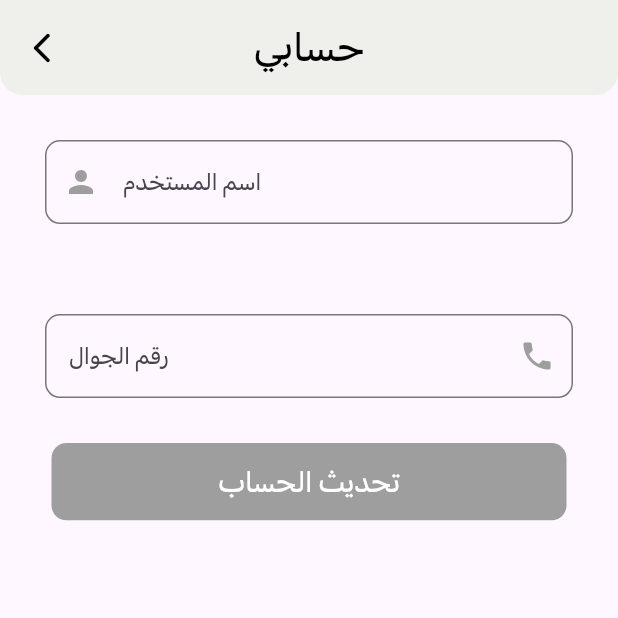
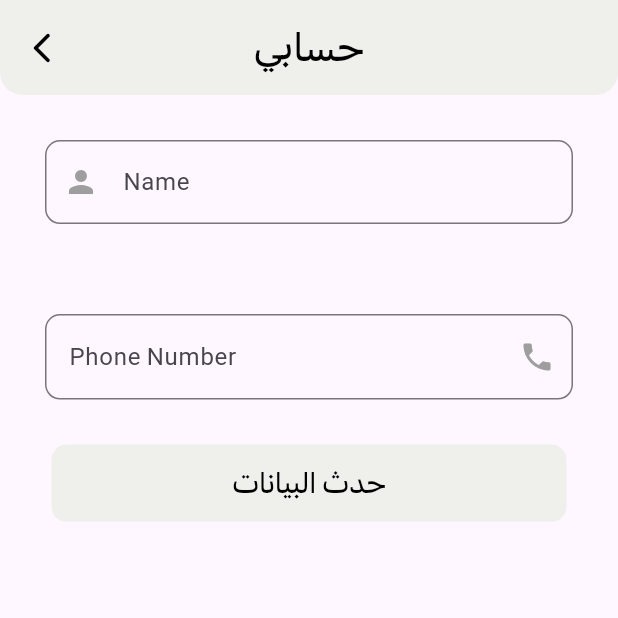
Before and after one commit to Raff22/final_bootcamp, a Flutter app: the MyAccountScreen screen opened directly, on a phone screen of 412 x 824 dp, the top half of it. Run offline on Flutter 3.47's test engine with Material 3 defaults, Android fonts, the phone set to English and light mode, and no system bars; our stand-ins replace bloc, cached_network_image, carousel_slider, easy_localization, flutter_bloc, flutter_dotenv and 8 more; missing offline and left inert: timer_button; accounts and stored records are empty.

Commit message:
tomerge part 6666

```diff
--- a/fazzah_user/lib/views/booking_views/order_details_view.dart
+++ b/fazzah_user/lib/views/booking_views/order_details_view.dart
@@ -17,11 +17,7 @@ import 'package:fazzah_user/views/booking_views/booking_widgets/contact_widget.d
 import 'package:fazzah_user/views/booking_views/booking_widgets/payment_method.dart';
 import 'package:fazzah_user/views/booking_views/booking_widgets/rating_bottom_sheet.dart';
 import 'package:fazzah_user/views/booking_views/booking_widgets/status_container.dart';
-<<<<<<< HEAD
-import 'package:fazzah_user/views/booking_views/tracking_view.dart';
 import 'package:fazzah_user/views/chat_views/chat_widgets/user_chat_screem.dart';
-=======
->>>>>>> main
 import 'package:fazzah_user/views/user_main_views/nav_bar.dart';
 import 'package:flutter/material.dart';
 import 'package:flutter_bloc/flutter_bloc.dart';
--- a/fazzah_user/lib/views/user_main_views/more_screen.dart
+++ b/fazzah_user/lib/views/user_main_views/more_screen.dart
@@ -42,7 +42,10 @@ class MoreScreen extends StatelessWidget {
                   iconeImage: 'assets/images/1.png',
                   textScreenName: 'حسابي',
                   onPressd: () {
-                    context.pushScreen(screen: const MyAccountScreen());
+                    context.pushScreen(
+                        screen: MyAccountScreen(
+                      user: user,
+                    ));
                   },
                   iconWidget: const Icon(Icons.arrow_forward_ios_rounded),
                 ),
--- a/fazzah_user/lib/views/user_main_views/more_screens/costum/pay_custon.dart
+++ b/fazzah_user/lib/views/user_main_views/more_screens/costum/pay_custon.dart
@@ -60,12 +60,12 @@ class PaymentCard extends StatelessWidget {
                           child: ClipRRect(
                               borderRadius: BorderRadius.circular(16),
                               child: (paymentinfo.name == "ApplePay")
-                                  ? Image.asset('assets/images/apple_pay.jpg',
+                                  ? Image.asset('assets/images/apple_pay.png',
                                       fit: BoxFit.cover)
                                   : (paymentinfo.name == "Visa" ||
                                           paymentinfo.name == "visa")
                                       ? Image.asset(
-                                          'assets/images/visalogo.jpg',
+                                          'assets/images/visalogo.png',
                                           fit: BoxFit.fill)
                                       : Image.asset(
                                           'assets/images/paypallogo.png',
--- a/fazzah_user/lib/views/user_main_views/more_screens/my_account.dart
+++ b/fazzah_user/lib/views/user_main_views/more_screens/my_account.dart
@@ -1,10 +1,64 @@
+import 'package:fazzah_user/models/user_model.dart';
 import 'package:fazzah_user/utils/extentions/navigaton_extentions.dart';
+import 'package:fazzah_user/utils/extentions/size_extentions.dart';
 import 'package:fazzah_user/utils/helpers/appbar_creator.dart';
-import 'package:fazzah_user/views/user_main_views/coustom_wedgets/user_wedgets.dart';
+import 'package:fazzah_user/views/user_main_views/more_screens/pay_ways.dart';
 import 'package:flutter/material.dart';
 
-class MyAccountScreen extends StatelessWidget {
-  const MyAccountScreen({super.key});
+class MyAccountScreen extends StatefulWidget {
+  const MyAccountScreen({super.key, this.user});
+  final UserModel? user;
+
+  @override
+  _MyAccountScreenState createState() => _MyAccountScreenState();
+}
+
+class _MyAccountScreenState extends State<MyAccountScreen> {
+  late TextEditingController _nameController;
+  late TextEditingController _phoneController;
+
+  @override
+  void initState() {
+    super.initState();
+    _nameController = TextEditingController(text: widget.user?.name);
+    _phoneController = TextEditingController(text: widget.user?.phoneNumber);
+  }
+
+  @override
+  void dispose() {
+    _nameController.dispose();
+    _phoneController.dispose();
+    super.dispose();
+  }
+
+  Future<UserModel?> updateuser() async {
+    final String? id = supabase.auth.currentUser?.id;
+    if (id != null) {
+      try {
+        UserModel updatedUser = UserModel(
+          id: id,
+          name: _nameController.text,
+          phoneNumber: _phoneController.text,
+        );
+
+        final response =
+            await supabase.from('users').upsert(updatedUser.toJson());
+        if (response.error == null &&
+            response.data != null &&
+            response.data.isNotEmpty) {
+          return UserModel.fromJson(response.data[0]);
+        } else {
+          throw Exception('Failed to update user.');
+        }
+      } catch (error) {
+        print(error.toString());
+        return null;
+      }
+    } else {
+      print('User ID is null');
+      return null;
+    }
+  }
 
   @override
   Widget build(BuildContext context) {
@@ -18,39 +72,52 @@ class MyAccountScreen extends StatelessWidget {
                 context.popScreen();
               },
               icon: const Icon(Icons.arrow_back_ios_new_rounded))),
-      body: const Column(
+      body: Column(
         children: [
           Padding(
             padding: EdgeInsets.all(30),
             child: TextField(
+              controller: _nameController,
               decoration: InputDecoration(
-                  prefixIcon: Icon(
-                    Icons.person,
-                    color: Colors.grey,
-                  ),
-                  hintText: "اسم المستخدم",
-                  border: OutlineInputBorder(
-                      borderRadius: BorderRadius.all(Radius.circular(10)))),
+                prefixIcon: Icon(Icons.person, color: Colors.grey),
+                hintText: 'Name',
+                border: OutlineInputBorder(
+                    borderRadius: BorderRadius.all(Radius.circular(10))),
+              ),
             ),
           ),
           Padding(
             padding: EdgeInsets.all(30),
             child: TextField(
+              controller: _phoneController,
               decoration: InputDecoration(
-                  suffixIcon: Icon(
-                    Icons.phone,
-                    color: Colors.grey,
-                  ),
-                  hintText: "رقم الجوال",
-                  border: OutlineInputBorder(
-                      borderRadius: BorderRadius.all(Radius.circular(10)))),
+                suffixIcon: Icon(Icons.phone, color: Colors.grey),
+                hintText: 'Phone Number',
+                border: OutlineInputBorder(
+                    borderRadius: BorderRadius.all(Radius.circular(10))),
+              ),
             ),
           ),
-          HomeScreenBotton(
-            text: "تحديث الحساب",
-            textcolor: Colors.white,
-            color: Colors.grey,
-          )
+          InkWell(
+            onTap: () async {
+              UserModel? updatedUser = await updateuser();
+              if (updatedUser != null) {}
+            },
+            child: Container(
+              width: context.getWidth(divide: 1.2),
+              height: context.getHeight(divide: 16),
+              decoration: BoxDecoration(
+                color: const Color(0xffeff0eb),
+                borderRadius: const BorderRadius.all(Radius.circular(10)),
+              ),
+              child: Center(
+                child: Text(
+                  "حدث البيانات",
+                  style: TextStyle(fontSize: 20, color: Colors.black),
+                ),
+              ),
+            ),
+          ),
         ],
       ),
     );
```
Also changed, not shown: fazzah_user/lib/database/supabase_add.dart (+14 -0 lines), fazzah_user/lib/views/user_main_views/more_screens/pay_ways.dart (+78 -19 lines).
